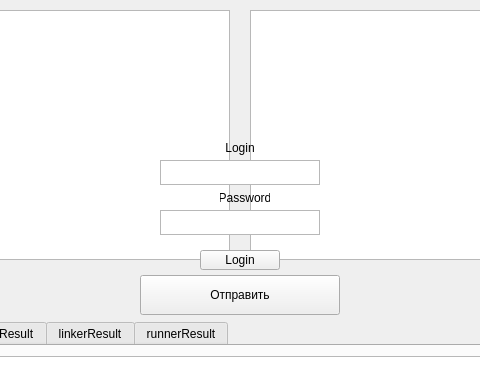
The window that mainwindow.ui (avolkov00/TestEditor) describes before a commit, drawn with Qt 5; both pictures show x 260 to 740 and y 0 to 382 of the 1000 by 600 pixel window.
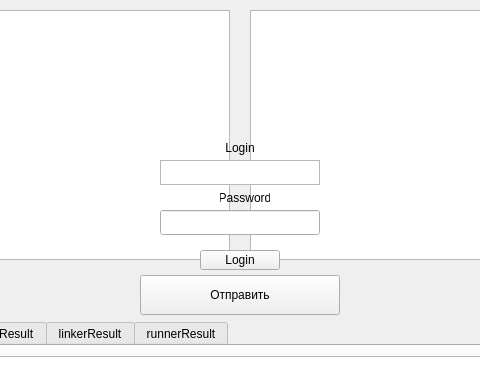
The same window after the commit.

```diff
--- a/mainwindow.ui
+++ b/mainwindow.ui
@@ -165,16 +165,6 @@
      <set>Qt::AlignCenter</set>
     </property>
    </widget>
-   <widget class="QTextEdit" name="textEdit_8">
-    <property name="geometry">
-     <rect>
-      <x>420</x>
-      <y>210</y>
-      <width>160</width>
-      <height>25</height>
-     </rect>
-    </property>
-   </widget>
    <widget class="QPushButton" name="pushButton_2">
     <property name="geometry">
      <rect>
@@ -188,6 +178,19 @@
      <string>Login</string>
     </property>
    </widget>
+   <widget class="QLineEdit" name="lineEdit">
+    <property name="geometry">
+     <rect>
+      <x>420</x>
+      <y>210</y>
+      <width>160</width>
+      <height>25</height>
+     </rect>
+    </property>
+    <property name="echoMode">
+     <enum>QLineEdit::Password</enum>
+    </property>
+   </widget>
   </widget>
   <widget class="QMenuBar" name="menubar">
    <property name="geometry">
```
